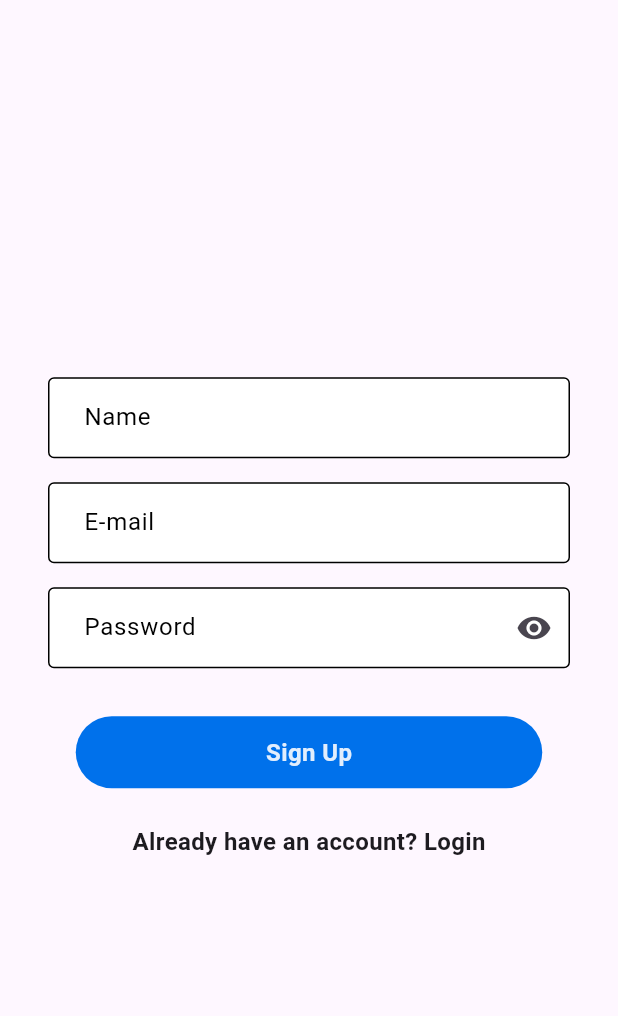
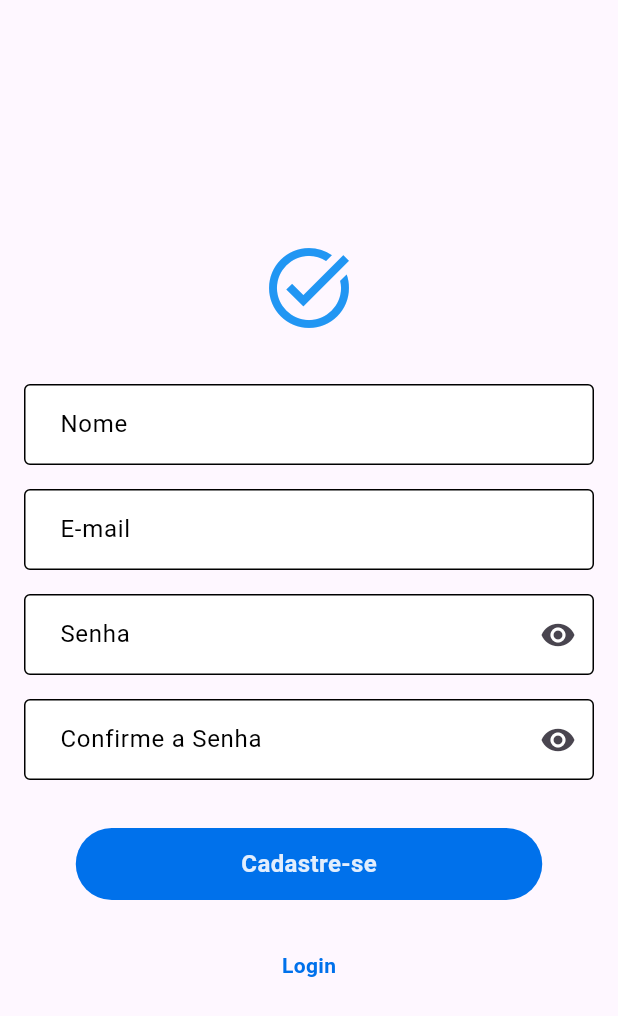
Before and after one commit to leo-nardo/todo_list_app, a Flutter app: the SignUpView screen opened directly, on a phone screen of 412 x 824 dp. Shown: the top 1016 px of the screen. Run offline on Flutter 3.47's test engine with Material 3 defaults, Android fonts, the phone set to English and light mode, and no system bars; Roboto replaces fonts that are missing (Galano).

Commit message:
uptade para a apresentação

```diff
--- a/lib/main.dart
+++ b/lib/main.dart
@@ -1,4 +1,5 @@
 import 'package:flutter/material.dart';
+import 'package:todolist_app/scenes/login/login_view.dart';
 import 'scenes/tasks/tasks_view.dart';
 
 
@@ -13,7 +14,7 @@ class MyApp extends StatelessWidget {
       title: 'Design System Samples',
       theme: ThemeData(primarySwatch: Colors.blue),
       debugShowCheckedModeBanner: false,
-      home: const TodoListScreen(),
+      home: const LoginView(),
     );
   }
 }
--- a/lib/scenes/singup/singup_service.dart
+++ b/lib/scenes/singup/singup_service.dart
@@ -48,7 +48,7 @@ class SignUpService {
         }),
       );
 
-      if (response.statusCode == 201) {
+      if (response.statusCode == 200) {
         print('Usuário registrado com sucesso!');
         return true;
       } else {
--- a/lib/scenes/singup/singup_view.dart
+++ b/lib/scenes/singup/singup_view.dart
@@ -18,27 +18,42 @@ class _SignUpViewState extends State<SignUpView> {
   final TextEditingController nameController = TextEditingController();
   final TextEditingController emailController = TextEditingController();
   final TextEditingController passwordController = TextEditingController();
+  final TextEditingController confirmPasswordController = TextEditingController();
   final SignUpService signUpService = SignUpService();
+  final _formKey = GlobalKey<FormState>();
 
    @override
   Widget build(BuildContext context) {
     return Scaffold(
       body: Padding(
-        padding: const EdgeInsets.all(32.0),
+        padding: const EdgeInsets.all(16.0),
+        child: Form(
+          key: _formKey, // Adiciona o Form
           child: Column(
             mainAxisAlignment: MainAxisAlignment.center,
             crossAxisAlignment: CrossAxisAlignment.center,
             children: [
+              Padding(
+                padding: const EdgeInsets.only(bottom: 32.0),
+                child: const SizedBox(
+                    child: Icon(Icons.task_alt,
+                        size: 64, color: Colors.blue)),
+              ),
+
+
               _buildNameField(),
               const SizedBox(height: 16),
               _buildEmailField(),
               const SizedBox(height: 16),
               _buildPasswordField(),
+              const SizedBox(height: 16),
+              _buildConfirmPasswordField(),
               const SizedBox(height: 32),
               _buildSignUpButton(context),
               const SizedBox(height: 24),
-            _buildLoginRedirect(context),
+              _buildLoginButton(context),
             ],
+          ),
         ),
       ),
     );
@@ -48,7 +63,7 @@ class _SignUpViewState extends State<SignUpView> {
     return StyledInputField.instantiate(
       viewModel: InputTextViewModel(
         controller: nameController,
-        placeholder: 'Name',
+        placeholder: 'Nome',
         password: false,
         validator: signUpService.validateName,
       ),
@@ -70,9 +85,25 @@ class _SignUpViewState extends State<SignUpView> {
     return StyledInputField.instantiate(
       viewModel: InputTextViewModel(
         controller: passwordController,
-        placeholder: 'Password',
+        placeholder: 'Senha',
         password: true,
         validator: signUpService.validatePassword,
+      ),
+    );
+  }
+
+  Widget _buildConfirmPasswordField() {
+    return StyledInputField.instantiate(
+      viewModel: InputTextViewModel(
+        controller: confirmPasswordController,
+        placeholder: 'Confirme a Senha',
+        password: true,
+        validator: (value) {
+          if (value != passwordController.text) {
+            return 'As senhas não coincidem';
+          }
+          return null;
+        },
       ),
     );
   }
@@ -82,8 +113,10 @@ class _SignUpViewState extends State<SignUpView> {
       viewModel: ActionButtonViewModel(
         style: ActionButtonStyle.primary,
         size: ActionButtonSize.medium,
-        text: 'Sign Up',
+        text: 'Cadastre-se',
         onPressed: () async {
+          if (_formKey.currentState!.validate()) {
+            // Validação do formulário
             try {
               bool isSuccess = await SignUpService.registerUser(
                 nameController.text,
@@ -92,7 +125,8 @@ class _SignUpViewState extends State<SignUpView> {
               );
 
               if (isSuccess) {
-              SignUpRouter.goToLogin(context);
+                Navigator.pushReplacementNamed(
+                    context, '/login'); // substitui a tela
                 ScaffoldMessenger.of(context).showSnackBar(
                   const SnackBar(
                       content: Text('Cadastro realizado com sucesso!')),
@@ -110,19 +144,21 @@ class _SignUpViewState extends State<SignUpView> {
                 SnackBar(content: Text('Erro: $e')),
               );
             }
+          }
         },
       ),
     );
   }
 
-  Widget _buildLoginRedirect(BuildContext context) {
-    return GestureDetector(
-      onTap: () {
+  Widget _buildLoginButton(BuildContext context) {
+    return ActionButton.instantiate(
+      viewModel: ActionButtonViewModel(
+        size: ActionButtonSize.small,
+        style: ActionButtonStyle.text,
+        text: 'Login',
+        onPressed: () {
           SignUpRouter.goToLogin(context);
         },
-      child: const Text(
-        'Already have an account? Login',
-        style: TextStyle(fontSize: 16, fontWeight: FontWeight.w600),
       ),
     );
   }
--- a/lib/scenes/tasks/tasks_view.dart
+++ b/lib/scenes/tasks/tasks_view.dart
@@ -54,7 +54,7 @@ class _TodoListScreenState extends State<TodoListScreen> {
       badge: BadgeViewModel(style: BadgeStyle.success, text: 'baixa',
           icon: Icon(
             Icons.error,
-            color: Color(0x00CD51),
+            color: Color.fromARGB(255, 0, 205, 82),
           )),
       isCompleted: true,
     ),
@@ -64,7 +64,7 @@ class _TodoListScreenState extends State<TodoListScreen> {
         badge: BadgeViewModel(style: BadgeStyle.warning, text: 'Média',
           icon: Icon(
             Icons.error,
-            color: Colors.yellow,
+            color: Color.fromARGB(255, 254, 163, 26),
           )),
         isCompleted: false,
     ),
```
Lines whose indentation alone changed are shown as unchanged.
